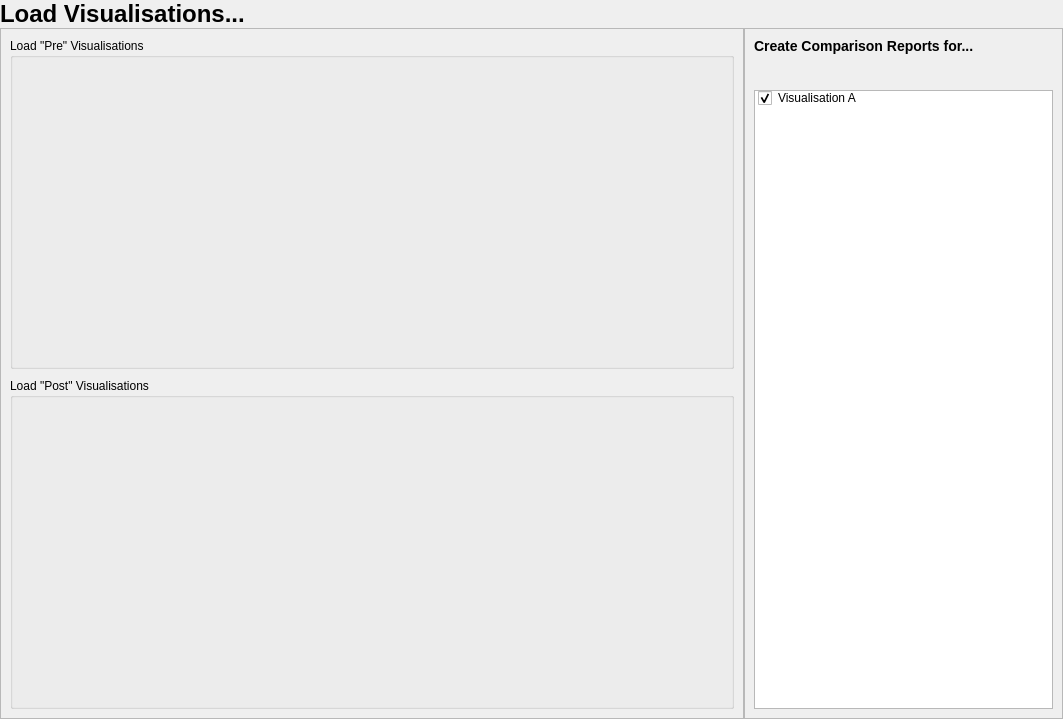
Above: load.ui from ONS-RossGD/OptiCORD2 before the change. Below: the same form after it.
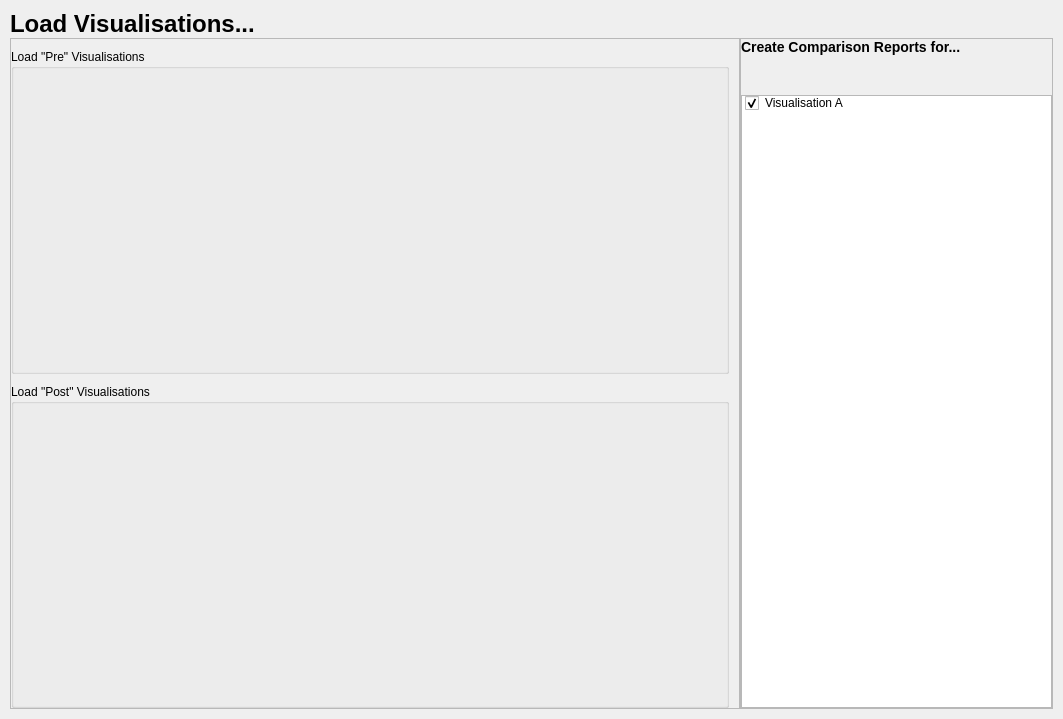
That is the form after the change.

Commit message: change page layouts and added comment

Diff of the .ui file:
```diff
--- a/load.ui
+++ b/load.ui
@@ -15,16 +15,16 @@
   </property>
   <layout class="QGridLayout" name="gridLayout">
    <property name="leftMargin">
-    <number>0</number>
+    <number>10</number>
    </property>
    <property name="topMargin">
-    <number>0</number>
+    <number>10</number>
    </property>
    <property name="rightMargin">
-    <number>0</number>
+    <number>10</number>
    </property>
    <property name="bottomMargin">
-    <number>0</number>
+    <number>10</number>
    </property>
    <property name="spacing">
     <number>0</number>
@@ -51,17 +51,20 @@
       <enum>QFrame::Raised</enum>
      </property>
      <layout class="QGridLayout" name="load_frame_layout">
+      <property name="leftMargin">
+       <number>0</number>
+      </property>
       <property name="topMargin">
-       <number>9</number>
+       <number>10</number>
       </property>
       <property name="rightMargin">
-       <number>9</number>
+       <number>10</number>
       </property>
       <property name="bottomMargin">
-       <number>9</number>
+       <number>0</number>
       </property>
       <property name="spacing">
-       <number>9</number>
+       <number>10</number>
       </property>
       <item row="0" column="0">
        <widget class="QGroupBox" name="groupBox_load_pre">
@@ -103,6 +106,21 @@
       <enum>QFrame::Raised</enum>
      </property>
      <layout class="QGridLayout" name="gridLayout_2">
+      <property name="leftMargin">
+       <number>0</number>
+      </property>
+      <property name="topMargin">
+       <number>0</number>
+      </property>
+      <property name="rightMargin">
+       <number>0</number>
+      </property>
+      <property name="bottomMargin">
+       <number>0</number>
+      </property>
+      <property name="spacing">
+       <number>10</number>
+      </property>
       <item row="1" column="0">
        <widget class="QListWidget" name="listWidget_vis_select">
         <property name="sizePolicy">
```
The commit also changes 3 other files.
